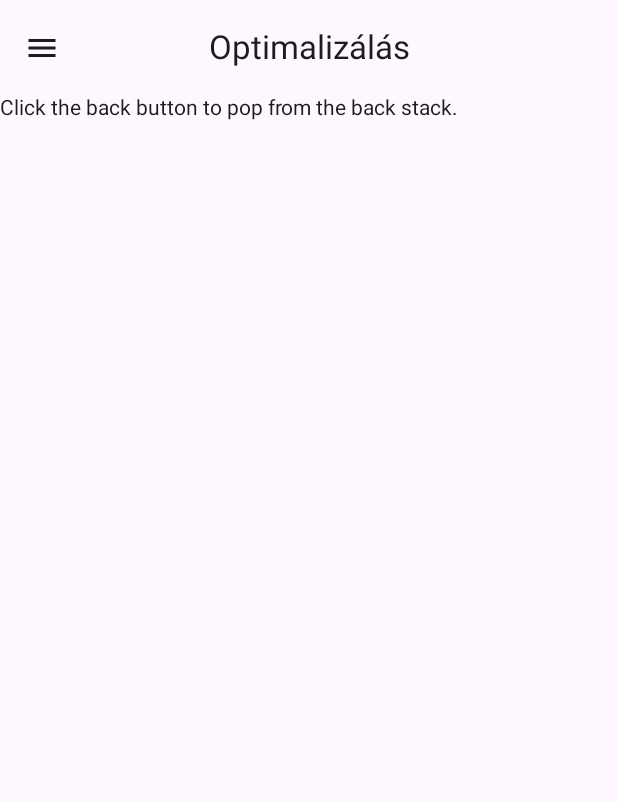
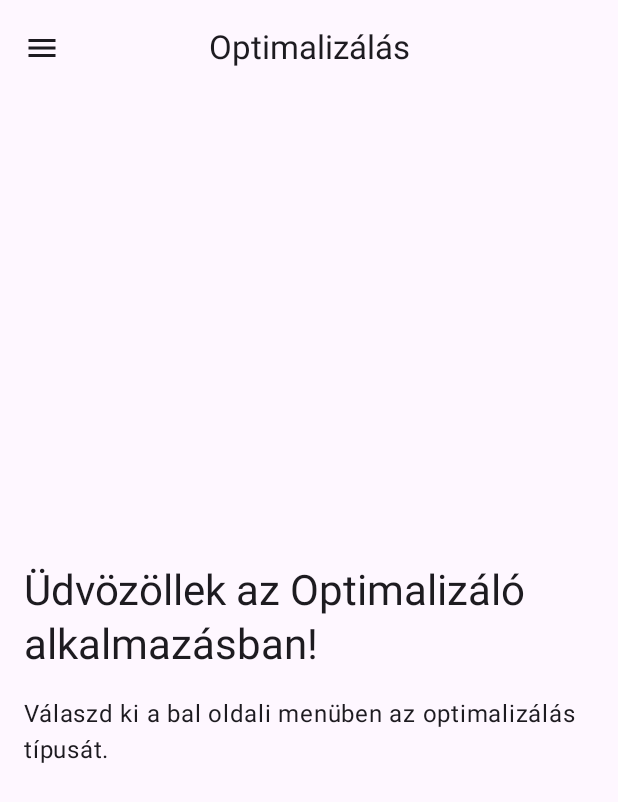
Before and after one commit to szflori/PackingOptimizerApp, an Android app built with Jetpack Compose: the screen it shows after launch (MainActivity), on a phone screen of 412 x 824 dp. Shown: the top 802 px of the screen. Run offline under Robolectric (Android 15) with nearby library versions, the phone set to English and light mode, and no system bars.

Commit message:
Add navigation and dashboard screen

```diff
--- a/androidApp/build.gradle.kts
+++ b/androidApp/build.gradle.kts
@@ -42,5 +42,6 @@ dependencies {
     implementation(libs.compose.ui.tooling.preview)
     implementation(libs.compose.material3)
     implementation(libs.androidx.activity.compose)
+    implementation(libs.androidx.navigation.compose)
     debugImplementation(libs.compose.ui.tooling)
 }
--- a/androidApp/src/main/java/com/example/packingoptimizerapp/android/MainActivity.kt
+++ b/androidApp/src/main/java/com/example/packingoptimizerapp/android/MainActivity.kt
@@ -3,10 +3,12 @@ package com.example.packingoptimizerapp.android
 import android.os.Bundle
 import androidx.activity.ComponentActivity
 import androidx.activity.compose.setContent
+import androidx.compose.foundation.layout.Column
 import androidx.compose.foundation.layout.padding
 import androidx.compose.material3.Scaffold
 import androidx.compose.material3.Text
 import androidx.compose.ui.Modifier
+import com.example.packingoptimizerapp.android.navigation.AppNavGraph
 import com.example.packingoptimizerapp.android.ui.layouts.Drawer
 import com.example.packingoptimizerapp.android.ui.layouts.MainLayout
 import com.example.packingoptimizerapp.android.ui.layouts.TopBar
@@ -16,10 +18,9 @@ class MainActivity : ComponentActivity() {
         super.onCreate(savedInstanceState)
         setContent {
             MainLayout { innerPadding ->
-                Text(
-                    "Click the back button to pop from the back stack.",
-                    modifier = Modifier.padding(innerPadding),
-                )
+                Column(modifier = Modifier.padding(innerPadding)) {
+                    AppNavGraph()
+                }
             }
         }
     }
--- /dev/null
+++ b/androidApp/src/main/java/com/example/packingoptimizerapp/android/navigation/NavGraph.kt
@@ -0,0 +1,21 @@
+package com.example.packingoptimizerapp.android.navigation
+
+import androidx.compose.runtime.Composable
+import androidx.navigation.compose.NavHost
+import androidx.navigation.compose.composable
+import androidx.navigation.compose.rememberNavController
+import com.example.packingoptimizerapp.android.ui.screens.DashboardScreen
+
+@Composable
+fun AppNavGraph() {
+    val navController = rememberNavController()
+
+    NavHost(
+        navController = navController,
+        startDestination = "dashboard"
+    ) {
+        composable("dashboard") { DashboardScreen() }
+        composable("packing") { }
+        composable("cutting_1d") { }
+    }
+}
--- a/androidApp/src/main/java/com/example/packingoptimizerapp/android/ui/layouts/Drawer.kt
+++ b/androidApp/src/main/java/com/example/packingoptimizerapp/android/ui/layouts/Drawer.kt
@@ -1,37 +1,27 @@
 package com.example.packingoptimizerapp.android.ui.layouts
 
 import androidx.compose.foundation.layout.Column
-import androidx.compose.foundation.layout.PaddingValues
 import androidx.compose.foundation.layout.Spacer
 import androidx.compose.foundation.layout.height
 import androidx.compose.foundation.layout.padding
 import androidx.compose.foundation.rememberScrollState
 import androidx.compose.foundation.verticalScroll
-import androidx.compose.material.icons.Icons
-import androidx.compose.material.icons.filled.Menu
 import androidx.compose.material3.DrawerState
-import androidx.compose.material3.DrawerValue
-import androidx.compose.material3.ExperimentalMaterial3Api
-import androidx.compose.material3.Icon
-import androidx.compose.material3.IconButton
 // import androidx.compose.material3.HorizontalDivider
 import androidx.compose.material3.MaterialTheme
 import androidx.compose.material3.ModalDrawerSheet
 import androidx.compose.material3.ModalNavigationDrawer
 import androidx.compose.material3.NavigationDrawerItem
-import androidx.compose.material3.Scaffold
 import androidx.compose.material3.Text
-import androidx.compose.material3.TopAppBar
-import androidx.compose.material3.rememberDrawerState
 import androidx.compose.runtime.Composable
-import androidx.compose.runtime.rememberCoroutineScope
 import androidx.compose.ui.Modifier
 import androidx.compose.ui.unit.dp
-import kotlinx.coroutines.launch
+import androidx.navigation.NavController
 
 @Composable
 fun Drawer(
     drawerState: DrawerState,
+    navController: NavController,
     content: @Composable () -> Unit
 ) {
     ModalNavigationDrawer(
@@ -46,9 +36,11 @@ fun Drawer(
 
                     Text("Vágás", modifier = Modifier.padding(16.dp), style = MaterialTheme.typography.titleMedium)
                     NavigationDrawerItem(
-                        label = { Text("1D") },
+                        label = { Text("1D Vágás") },
                         selected = false,
-                        onClick = {}
+                        onClick = {
+                            navController.navigate("cutting_1d")
+                        }
                         )
                 }
             }
--- a/androidApp/src/main/java/com/example/packingoptimizerapp/android/ui/layouts/MainLayout.kt
+++ b/androidApp/src/main/java/com/example/packingoptimizerapp/android/ui/layouts/MainLayout.kt
@@ -6,16 +6,18 @@ import androidx.compose.material3.Scaffold
 import androidx.compose.material3.rememberDrawerState
 import androidx.compose.runtime.Composable
 import androidx.compose.runtime.rememberCoroutineScope
+import androidx.navigation.compose.rememberNavController
 import kotlinx.coroutines.launch
 
 @Composable
 fun MainLayout(
     content: @Composable (PaddingValues) -> Unit
 ){
+    val navController = rememberNavController()
     val drawerState = rememberDrawerState(initialValue = DrawerValue.Closed)
     val scope = rememberCoroutineScope()
 
-    Drawer(drawerState = drawerState) {
+    Drawer(drawerState = drawerState, navController = navController) {
         Scaffold(topBar = { TopBar(title = "Optimalizálás", onMenuClick = {
             scope.launch {
                 if (drawerState.isClosed) {
--- /dev/null
+++ b/androidApp/src/main/java/com/example/packingoptimizerapp/android/ui/screens/DashboardScreen.kt
@@ -0,0 +1,29 @@
+package com.example.packingoptimizerapp.android.ui.screens
+
+import androidx.compose.foundation.layout.Arrangement
+import androidx.compose.foundation.layout.Column
+import androidx.compose.foundation.layout.Spacer
+import androidx.compose.foundation.layout.fillMaxSize
+import androidx.compose.foundation.layout.height
+import androidx.compose.foundation.layout.padding
+import androidx.compose.material3.MaterialTheme
+import androidx.compose.material3.Text
+import androidx.compose.runtime.Composable
+import androidx.compose.ui.Alignment
+import androidx.compose.ui.Modifier
+import androidx.compose.ui.unit.dp
+
+@Composable
+fun DashboardScreen() {
+    Column(
+        modifier = Modifier
+            .fillMaxSize()
+            .padding(16.dp),
+        verticalArrangement = Arrangement.Center,
+        horizontalAlignment = Alignment.CenterHorizontally
+    ) {
+        Text("Üdvözöllek az Optimalizáló alkalmazásban!", style = MaterialTheme.typography.headlineMedium)
+        Spacer(modifier = Modifier.height(16.dp))
+        Text("Válaszd ki a bal oldali menüben az optimalizálás típusát.", style = MaterialTheme.typography.bodyLarge)
+    }
+}
--- a/gradle/libs.versions.toml
+++ b/gradle/libs.versions.toml
@@ -4,6 +4,7 @@ kotlin = "2.0.0"
 compose = "1.5.4"
 compose-material3 = "1.1.2"
 androidx-activityCompose = "1.8.0"
+navigationCompose = "2.8.9"
 
 [libraries]
 kotlin-test = { module = "org.jetbrains.kotlin:kotlin-test", version.ref = "kotlin" }
@@ -13,6 +14,7 @@ compose-ui-tooling = { module = "androidx.compose.ui:ui-tooling", version.ref =
 compose-ui-tooling-preview = { module = "androidx.compose.ui:ui-tooling-preview", version.ref = "compose" }
 compose-foundation = { module = "androidx.compose.foundation:foundation", version.ref = "compose" }
 compose-material3 = { module = "androidx.compose.material3:material3", version.ref = "compose-material3" }
+androidx-navigation-compose = { group = "androidx.navigation", name = "navigation-compose", version.ref = "navigationCompose" }
 
 [plugins]
 androidApplication = { id = "com.android.application", version.ref = "agp" }
```
